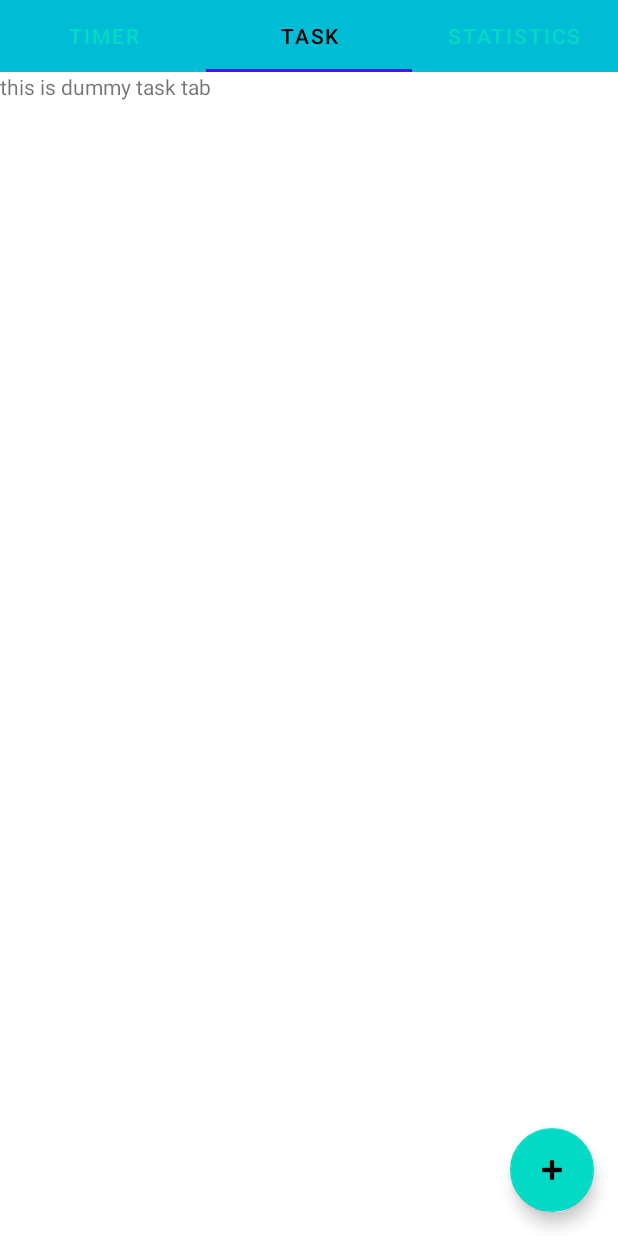
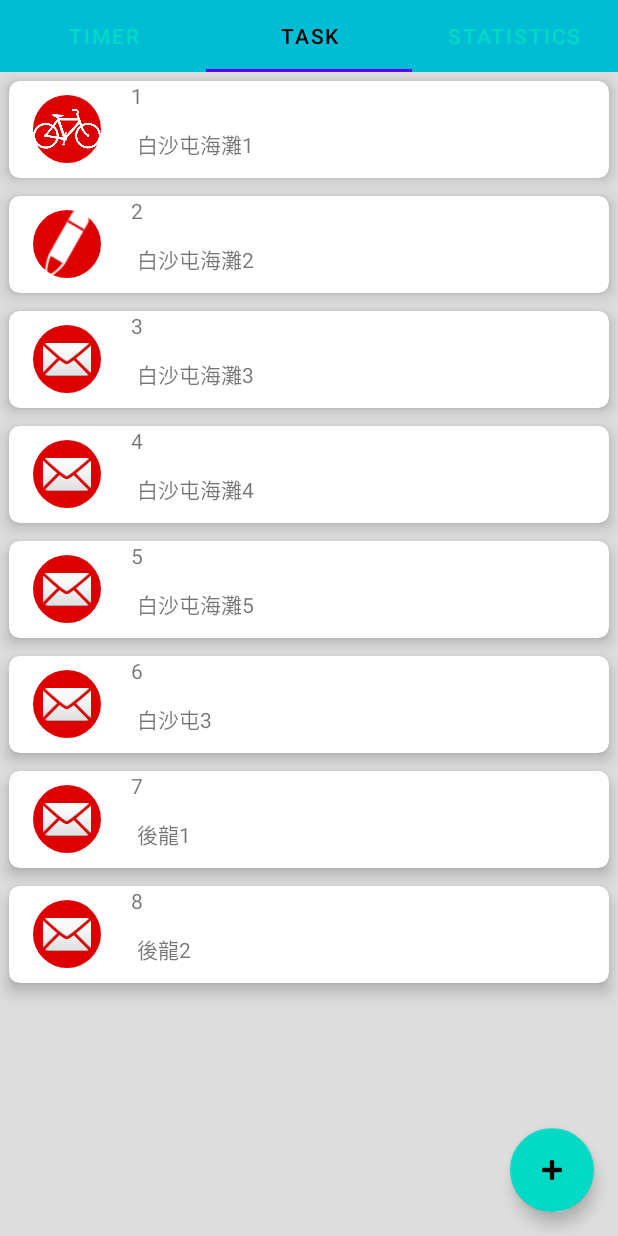
Before and after one commit to Casidi/SexyPomo, an Android app: the screen it shows after launch (MainActivity), tab 2 chosen, on a phone screen of 412 x 824 dp. Run offline under Robolectric (Android 15) with nearby library versions, the light colour scheme and no system bars.

Commit message:
Add basic task view items

```diff
--- a/app/build.gradle
+++ b/app/build.gradle
@@ -43,6 +43,7 @@ dependencies {
     implementation 'androidx.lifecycle:lifecycle-livedata-ktx:2.2.0'
     implementation 'androidx.lifecycle:lifecycle-viewmodel-ktx:2.2.0'
     implementation 'androidx.legacy:legacy-support-v4:1.0.0'
+    implementation 'androidx.cardview:cardview:1.0.0'
     testImplementation 'junit:junit:4.+'
     androidTestImplementation 'androidx.test.ext:junit:1.1.1'
     androidTestImplementation 'androidx.test.espresso:espresso-core:3.2.0'
--- a/app/src/main/java/com/example/sexypomo/ui/main/TaskFragment.kt
+++ b/app/src/main/java/com/example/sexypomo/ui/main/TaskFragment.kt
@@ -1,11 +1,22 @@
 package com.example.sexypomo.ui.main
 
+import android.content.Context
+import android.graphics.drawable.ColorDrawable
+import android.graphics.drawable.GradientDrawable
+import android.graphics.drawable.ShapeDrawable
 import android.os.Bundle
-import androidx.fragment.app.Fragment
 import android.view.LayoutInflater
 import android.view.View
 import android.view.ViewGroup
+import android.widget.ImageView
+import android.widget.TextView
+import android.widget.Toast
+import androidx.core.content.ContextCompat
 import com.example.sexypomo.R
+import androidx.fragment.app.Fragment
+import androidx.recyclerview.widget.LinearLayoutManager
+import androidx.recyclerview.widget.RecyclerView
+
 
 // TODO: Rename parameter arguments, choose names that match
 // the fragment initialization parameters, e.g. ARG_ITEM_NUMBER
@@ -28,24 +39,30 @@ class TaskFragment : Fragment() {
             param1 = it.getString(ARG_PARAM1)
             param2 = it.getString(ARG_PARAM2)
         }
+
+
     }
 
     override fun onCreateView(inflater: LayoutInflater, container: ViewGroup?,
                               savedInstanceState: Bundle?): View? {
         // Inflate the layout for this fragment
-        return inflater.inflate(R.layout.fragment_task, container, false)
+        val root = inflater.inflate(R.layout.fragment_task, container, false)
+        val recyclerView = root.findViewById(R.id.recyclerView) as RecyclerView
+        recyclerView.layoutManager = LinearLayoutManager(context)
+        val memberList: MutableList<Member> = ArrayList()
+        memberList.add(Member(1, R.drawable.bike, "白沙屯海灘1"))
+        memberList.add(Member(2, R.drawable.pencil, "白沙屯海灘2"))
+        memberList.add(Member(3, android.R.drawable.ic_dialog_email, "白沙屯海灘3"))
+        memberList.add(Member(4, android.R.drawable.ic_dialog_email, "白沙屯海灘4"))
+        memberList.add(Member(5, android.R.drawable.ic_dialog_email, "白沙屯海灘5"))
+        memberList.add(Member(6, android.R.drawable.ic_dialog_email, "白沙屯3"))
+        memberList.add(Member(7, android.R.drawable.ic_dialog_email, "後龍1"))
+        memberList.add(Member(8, android.R.drawable.ic_dialog_email, "後龍2"))
+        recyclerView.adapter = this.context?.let { MemberAdapter(it, memberList) }
+        return root
     }
 
     companion object {
-        /**
-         * Use this factory method to create a new instance of
-         * this fragment using the provided parameters.
-         *
-         * @param param1 Parameter 1.
-         * @param param2 Parameter 2.
-         * @return A new instance of fragment TaskFragment.
-         */
-        // TODO: Rename and change types and number of parameters
         @JvmStatic
         fun newInstance(param1: String, param2: String) =
                 TaskFragment().apply {
@@ -56,3 +73,88 @@ class TaskFragment : Fragment() {
                 }
     }
 }
+
+private class MemberAdapter internal constructor(
+    context: Context,
+    memberList: List<Member>
+) :
+    RecyclerView.Adapter<MemberAdapter.ViewHolder>() {
+    private val context: Context
+    private val memberList: List<Member>
+    override fun onCreateViewHolder(
+        parent: ViewGroup,
+        viewType: Int
+    ): ViewHolder {
+        val view: View =
+            LayoutInflater.from(context).inflate(R.layout.sample_task_item_card_view, parent, false)
+        return ViewHolder(view)
+    }
+
+    override fun onBindViewHolder(
+        holder: ViewHolder,
+        position: Int
+    ) {
+        val member: Member = memberList[position]
+        holder.imageId.setImageResource(member.image)
+
+        //set task icon background color
+        if(holder.imageId.background is ShapeDrawable) {
+            val shapeDrawable = holder.imageId.background as ShapeDrawable
+            shapeDrawable.paint.color = 0xffdd0000.toInt()
+        } else if (holder.imageId.background is ColorDrawable) {
+            val colorDrawable = holder.imageId.background as ColorDrawable
+            colorDrawable.color = 0xffdd0000.toInt()
+        } else if(holder.imageId.background is GradientDrawable) {
+            val gradientDrawable = holder.imageId.background as GradientDrawable
+            gradientDrawable.setColor(0xffdd0000.toInt())
+        }
+
+        holder.textId.setText(java.lang.String.valueOf(member.id))
+        holder.textName.setText(member.name)
+        holder.itemView.setOnClickListener {
+            val imageView = ImageView(context)
+            imageView.setImageResource(member.image)
+            val toast = Toast(context)
+            toast.setView(imageView)
+            toast.duration = Toast.LENGTH_SHORT
+            toast.show()
+        }
+    }
+
+    override fun getItemCount(): Int {
+        return memberList.size
+    }
+
+    //Adapter 需要一個 ViewHolder，只要實作它的 constructor 就好，保存起來的view會放在itemView裡面
+    internal inner class ViewHolder(itemView: View) :
+        RecyclerView.ViewHolder(itemView) {
+        var imageId: ImageView
+        var textId: TextView
+        var textName: TextView
+
+        init {
+            imageId = itemView.findViewById<View>(R.id.imageId) as ImageView
+            textId = itemView.findViewById<View>(R.id.textId) as TextView
+            textName = itemView.findViewById<View>(R.id.textName) as TextView
+        }
+    }
+
+    init {
+        this.context = context
+        this.memberList = memberList
+    }
+}
+
+class Member {
+    var id = 0
+    var image = 0
+    var name: String? = null
+
+    constructor() : super() {}
+    constructor(id: Int, image: Int, name: String?) : super() {
+        this.id = id
+        this.image = image
+        this.name = name
+    }
+
+}
--- a/app/src/main/res/drawable/circle_shape.xml
+++ b/app/src/main/res/drawable/circle_shape.xml
@@ -1,11 +1,5 @@
-<?xml version="1.0" encoding="utf-8"?>
-<shape
-    xmlns:android="http://schemas.android.com/apk/res/android"
-    android:shape="ring"
-    android:innerRadiusRatio="2.5"
-    android:thickness="30dp"
-    android:useLevel="false">
-
-    <solid android:color="#CCC" />
+<shape xmlns:android="http://schemas.android.com/apk/res/android"
+    android:shape="oval">
+    <solid android:color="#666666"/>
 
 </shape>
--- a/app/src/main/res/layout/fragment_task.xml
+++ b/app/src/main/res/layout/fragment_task.xml
@@ -5,11 +5,6 @@
     android:layout_width="match_parent"
     android:layout_height="match_parent"
     tools:context=".ui.main.TaskFragment">
-
-    <TextView
-        android:layout_width="match_parent"
-        android:layout_height="match_parent"
-        android:text="this is dummy task tab" />
 
     <com.google.android.material.floatingactionbutton.FloatingActionButton
         android:id="@+id/fab"
@@ -19,4 +14,10 @@
         android:layout_margin="@dimen/fab_margin"
         app:srcCompat="@android:drawable/ic_input_add" />
 
+    <androidx.recyclerview.widget.RecyclerView
+        android:id="@+id/recyclerView"
+        android:layout_width="match_parent"
+        android:layout_height="match_parent"
+        android:background="#FFDDDDDD"/>
+
 </FrameLayout>
--- a/app/src/main/res/layout/fragment_timer.xml
+++ b/app/src/main/res/layout/fragment_timer.xml
@@ -13,7 +13,7 @@
         android:layout_width="310dp"
         android:layout_height="310dp"
         android:layout_marginTop="52dp"
-        android:background="@drawable/circle_shape"
+        android:background="@drawable/ring_shape"
         android:indeterminate="false"
         android:max="100"
         android:progress="65"
--- /dev/null
+++ b/app/src/main/res/layout/sample_task_item_card_view.xml
@@ -0,0 +1,47 @@
+<androidx.cardview.widget.CardView xmlns:android="http://schemas.android.com/apk/res/android"
+    xmlns:app="http://schemas.android.com/apk/res-auto"
+    android:id="@+id/cardview"
+    android:layout_width="match_parent"
+    android:layout_height="wrap_content"
+    android:layout_margin="6dp"
+    android:padding="6dp"
+    app:cardBackgroundColor="@color/white"
+    app:cardCornerRadius="7dp"
+    app:cardElevation="6dp">
+
+    <LinearLayout
+        android:layout_width="match_parent"
+        android:layout_height="wrap_content"
+        android:orientation="horizontal">
+
+        <ImageView
+            android:id="@+id/imageId"
+            android:layout_height="45dp"
+            android:layout_width="45dp"
+            android:layout_marginStart="16dp"
+            android:layout_gravity="center_vertical"
+            android:scaleType="centerInside"
+            android:adjustViewBounds="true"
+            android:background="@drawable/circle_shape"/>
+
+        <LinearLayout
+            android:layout_width="wrap_content"
+            android:layout_height="wrap_content"
+            android:orientation="vertical">
+
+            <TextView
+                android:id="@+id/textId"
+                android:layout_width="wrap_content"
+                android:layout_height="wrap_content"
+                android:layout_marginBottom="12dp"
+                android:layout_marginStart="20dp" />
+
+            <TextView
+                android:id="@+id/textName"
+                android:layout_width="wrap_content"
+                android:layout_height="wrap_content"
+                android:layout_marginBottom="12dp"
+                android:layout_marginStart="24dp" />
+        </LinearLayout>
+    </LinearLayout>
+</androidx.cardview.widget.CardView>
--- a/app/src/main/res/values/colors.xml
+++ b/app/src/main/res/values/colors.xml
@@ -7,4 +7,8 @@
     <color name="teal_700">#FF018786</color>
     <color name="black">#FF000000</color>
     <color name="white">#FFFFFFFF</color>
+    <color name="light_blue_400">#FF29B6F6</color>
+    <color name="light_blue_600">#FF039BE5</color>
+    <color name="gray_400">#FFBDBDBD</color>
+    <color name="gray_600">#FF757575</color>
 </resources>
```
Also changed, not shown: app/src/main/java/com/example/sexypomo/ui/main/TaskItemCardView.kt (added, +141 -0 lines), app/src/main/res/drawable/ring_shape.xml (added, +11 -0 lines), app/src/main/res/values-night/styles.xml (added, +7 -0 lines), app/src/main/res/values/attrs_task_item_card_view.xml (added, +8 -0 lines), app/src/main/res/values/styles.xml (added, +7 -0 lines), app/src/main/res/drawable/bike.png (added), app/src/main/res/drawable/pencil.png (added).
